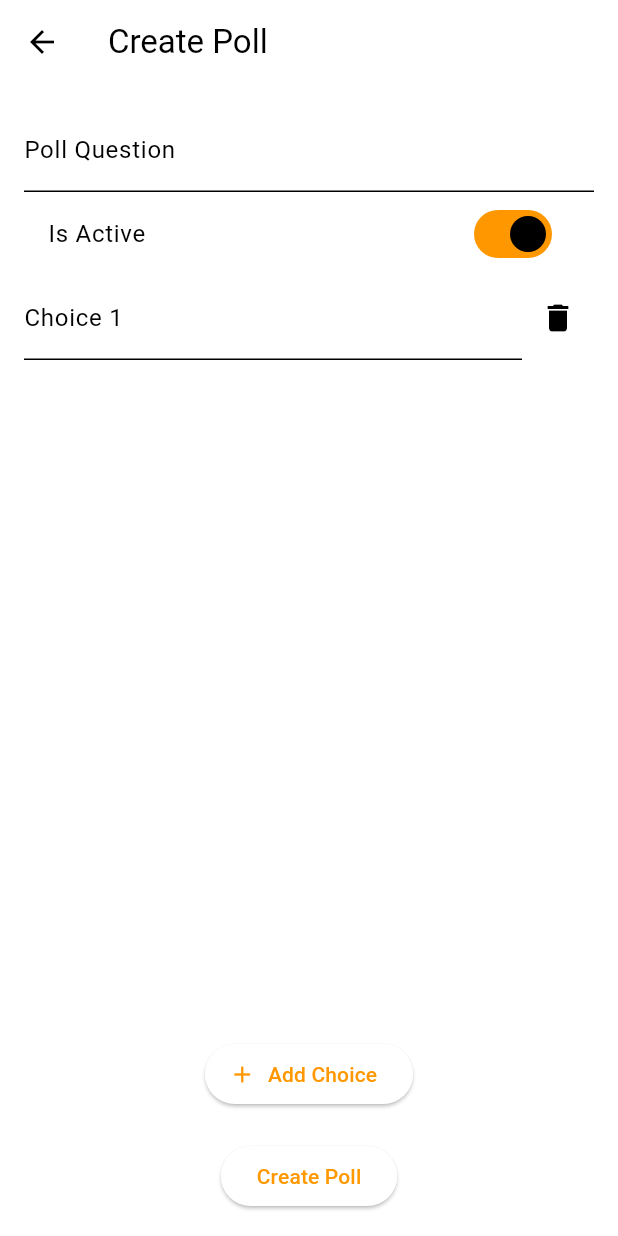
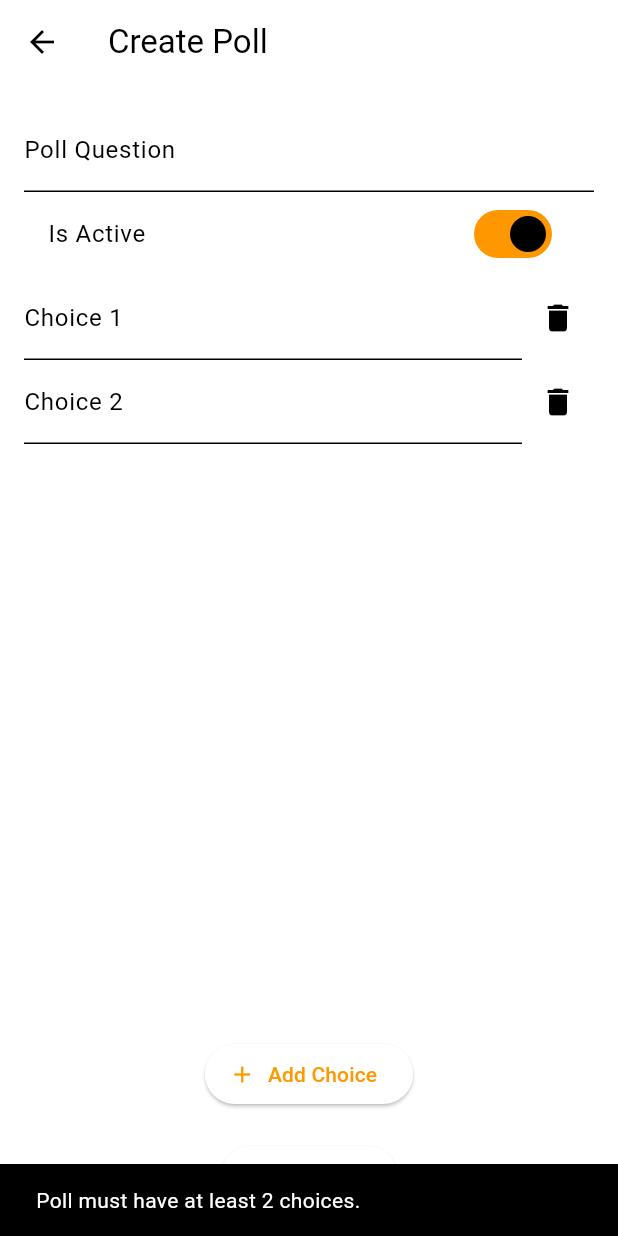
Before and after one commit to Kelompok-9-PBP-Ganjil-2024-2025/ngandung-mobile, a Flutter app: the CreatePollScreen screen opened directly, after a tap on the "delete" icon, on a phone screen of 412 x 824 dp. Run offline on Flutter 3.47's test engine with Material 3 defaults, Android fonts, the phone set to English and light mode, and no system bars; our stand-ins replace flutter_animate, flutter_staggered_animations, google_nav_bar; missing offline and left inert: pbp_django_auth.

Commit message:
feat: add validation for poll choices in CreatePollScreen

```diff
--- a/lib/poll/screens/create_poll.dart
+++ b/lib/poll/screens/create_poll.dart
@@ -1,3 +1,5 @@
+// ignore_for_file: library_private_types_in_public_api, use_build_context_synchronously
+
 import 'package:flutter/material.dart';
 import 'dart:convert';
 import 'package:pbp_django_auth/pbp_django_auth.dart';
@@ -19,9 +21,15 @@ class _CreatePollScreenState extends State<CreatePollScreen> {
   ];
 
   Future<void> _createPoll(CookieRequest request) async {
+    if (_choicesControllers.length < 2 || _choicesControllers.length > 5) {
+      ScaffoldMessenger.of(context).showSnackBar(
+        const SnackBar(content: Text('Poll must have between 2 and 5 choices.')),
+      );
+      return;
+    }
+
     const url = 'http://127.0.0.1:8000/polling-makanan/create/';
 
-    // Collecting data
     Map<String, dynamic> pollData = {
       'question': _questionController.text,
       'is_active': _isActive.toString(),
@@ -32,32 +40,28 @@ class _CreatePollScreenState extends State<CreatePollScreen> {
     };
 
     try {
-      // Use CookieRequest for authenticated POST request
       final response = await request.post(
         url,
-        jsonEncode(pollData), // Convert the entire payload to a JSON string
+        jsonEncode(pollData),
       );
 
-      // Check response status
       if (response['status'] == 200) {
         ScaffoldMessenger.of(context).showSnackBar(
           const SnackBar(content: Text('Poll created successfully!')),
         );
         Navigator.pop(context);
       } else {
-        print('Full response: $response');
         ScaffoldMessenger.of(context).showSnackBar(
-          SnackBar(content: Text('Failed to create poll: ${response['error']}')),
+          SnackBar(
+              content: Text('Failed to create poll: ${response['error']}')),
         );
       }
     } catch (error) {
-      print('Error: $error');
       ScaffoldMessenger.of(context).showSnackBar(
         const SnackBar(content: Text('An error occurred')),
       );
     }
   }
-
 
   @override
   void dispose() {
@@ -82,7 +86,6 @@ class _CreatePollScreenState extends State<CreatePollScreen> {
           },
         ),
       ),
-
       body: Padding(
         padding: const EdgeInsets.all(16.0),
         child: Form(
@@ -125,9 +128,18 @@ class _CreatePollScreenState extends State<CreatePollScreen> {
                         IconButton(
                           icon: const Icon(Icons.delete),
                           onPressed: () {
+                            if (_choicesControllers.length > 2) {
                               setState(() {
                                 _choicesControllers.removeAt(index);
                               });
+                            } else {
+                              ScaffoldMessenger.of(context).showSnackBar(
+                                const SnackBar(
+                                  content: Text(
+                                      'Poll must have at least 2 choices.'),
+                                ),
+                              );
+                            }
                           },
                         ),
                       ],
@@ -137,9 +149,17 @@ class _CreatePollScreenState extends State<CreatePollScreen> {
               ),
               ElevatedButton.icon(
                 onPressed: () {
+                  if (_choicesControllers.length < 5) {
                     setState(() {
                       _choicesControllers.add(TextEditingController());
                     });
+                  } else {
+                    ScaffoldMessenger.of(context).showSnackBar(
+                      const SnackBar(
+                          content:
+                              Text('Poll cannot have more than 5 choices.')),
+                    );
+                  }
                 },
                 icon: const Icon(Icons.add),
                 label: const Text('Add Choice'),
```
Lines whose indentation alone changed are shown as unchanged.
